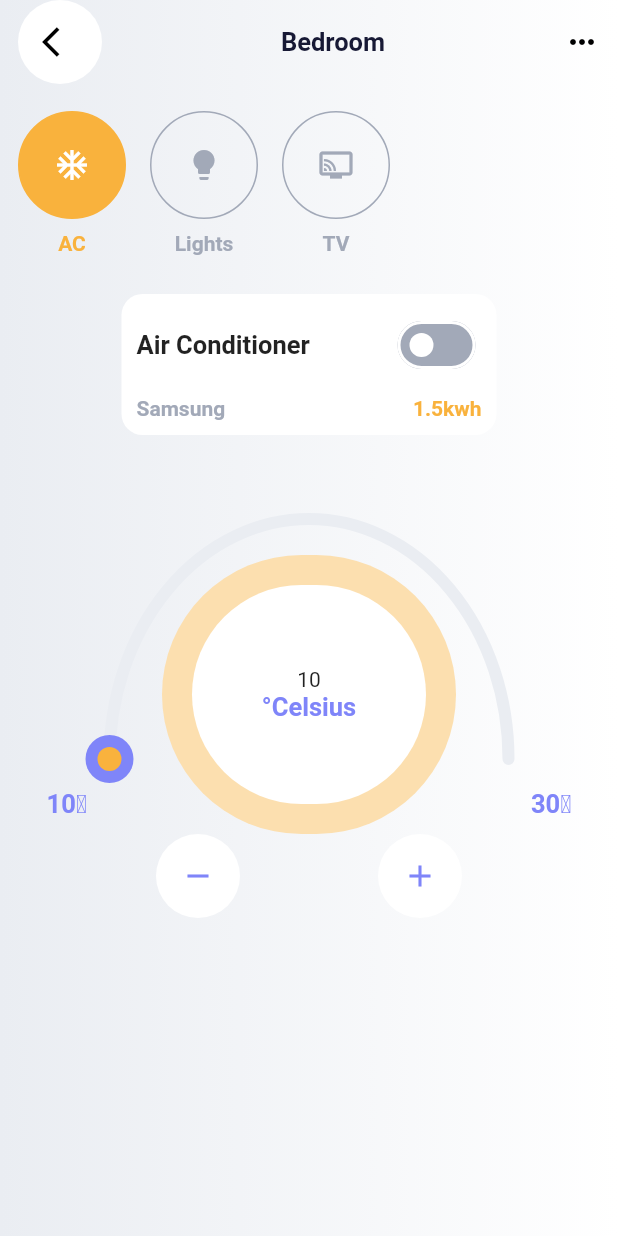
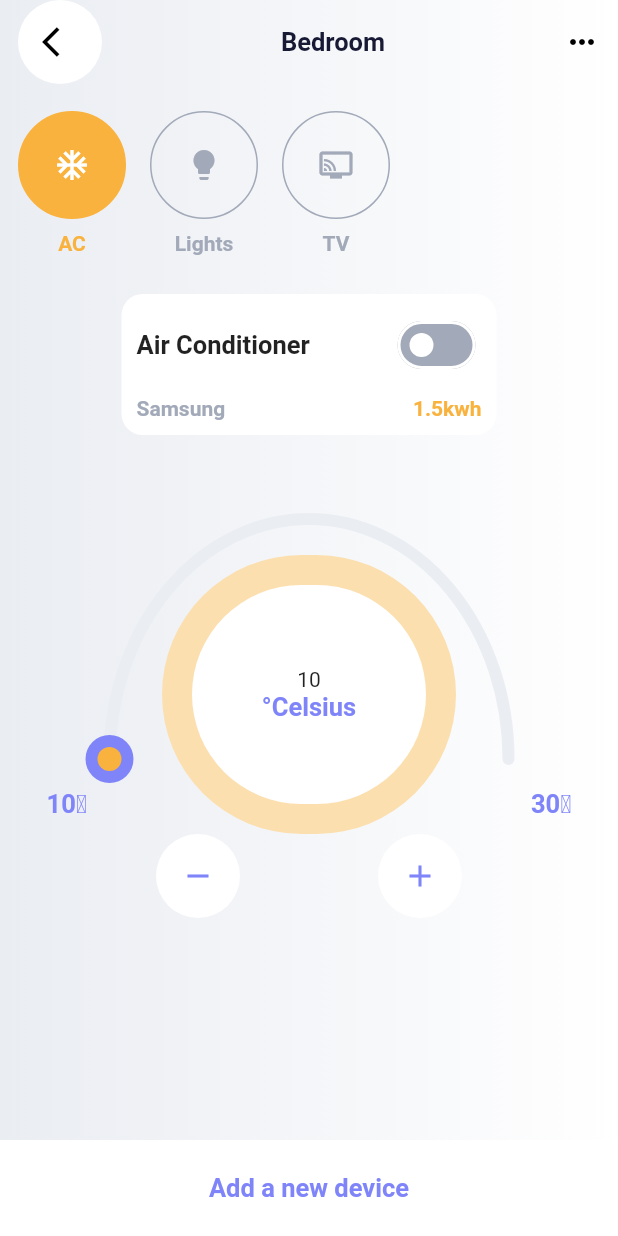
Before and after one commit to Bojan227/smart_home, a Flutter app: the screen it shows after launch, after a tap on "Bedroom", on a phone screen of 412 x 824 dp. Run offline on Flutter 3.47's test engine with Material 2 defaults, Android fonts, the phone set to English and light mode, and no system bars; our stand-ins replace bloc, equatable, flutter_bloc, get_it, google_fonts; statements that could not run were skipped.

Commit message:
add:  bottom navigation container for the room screen

```diff
--- a/lib/presentation/ui/room/room_screen.dart
+++ b/lib/presentation/ui/room/room_screen.dart
@@ -2,6 +2,7 @@ import 'package:flutter/material.dart';
 import 'package:flutter_bloc/flutter_bloc.dart';
 import 'package:smart_home/domain/entities/room_entity.dart';
 import 'package:smart_home/presentation/blocs/home/cubit/tab_cubit.dart';
+import 'package:smart_home/presentation/ui/room/widgets/bottom_nav_container.dart';
 import 'package:smart_home/presentation/ui/room/widgets/device_box.dart';
 import 'package:smart_home/presentation/ui/room/widgets/devices_list.dart';
 import 'package:smart_home/presentation/ui/room/widgets/room_header.dart';
@@ -19,10 +20,10 @@ class RoomScreen extends StatelessWidget {
   Widget build(BuildContext context) {
     final mainConfig = Theme.of(context).extension<MainConfig>()!;
     final colourPalette = Theme.of(context).extension<ColourPalette>()!;
-
     final int selectedDeviceIndex = context.watch<TabCubit>().state;
 
     return Scaffold(
+      bottomNavigationBar: const BottomNavContainer(),
       body: SafeArea(
         child: Container(
           decoration: BoxDecoration(
--- /dev/null
+++ b/lib/presentation/ui/room/widgets/bottom_nav_container.dart
@@ -0,0 +1,25 @@
+import 'package:flutter/material.dart';
+import 'package:smart_home/theme/colour_palette.dart';
+import 'package:smart_home/theme/text_theme.dart';
+
+class BottomNavContainer extends StatelessWidget {
+  const BottomNavContainer({super.key});
+
+  @override
+  Widget build(BuildContext context) {
+    final colourPalette = Theme.of(context).extension<ColourPalette>()!;
+    final textTheme = Theme.of(context).extension<CustomTextTheme>()!;
+    return Container(
+      padding: const EdgeInsets.all(8),
+      decoration: BoxDecoration(color: colourPalette.white),
+      child: TextButton(
+        onPressed: () {},
+        child: Text(
+          'Add a new device',
+          style: textTheme.bodyLarge?.copyWith(color: colourPalette.blue),
+          textAlign: TextAlign.center,
+        ),
+      ),
+    );
+  }
+}
```
Also changed, not shown: pubspec.yaml (+0 -10 lines).
